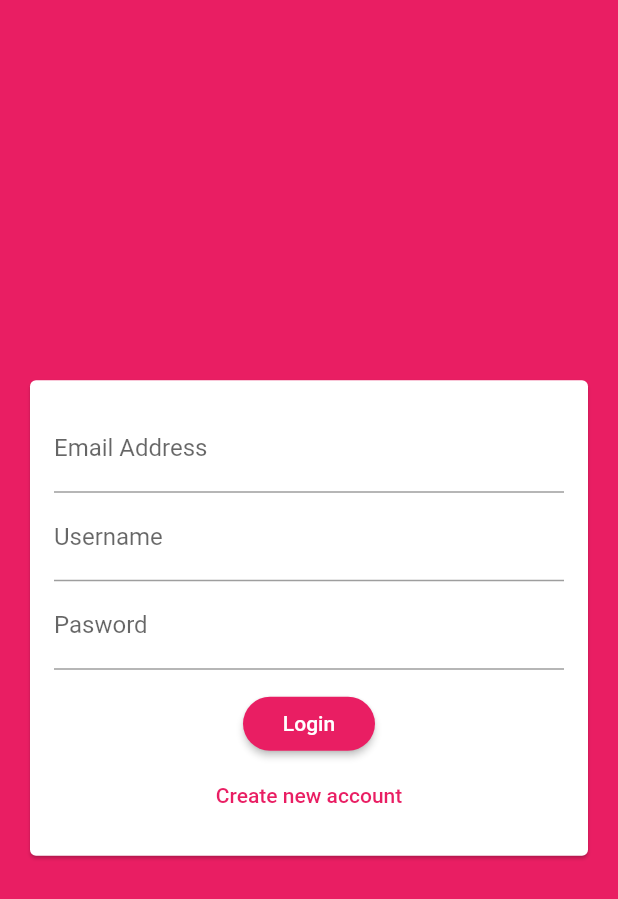
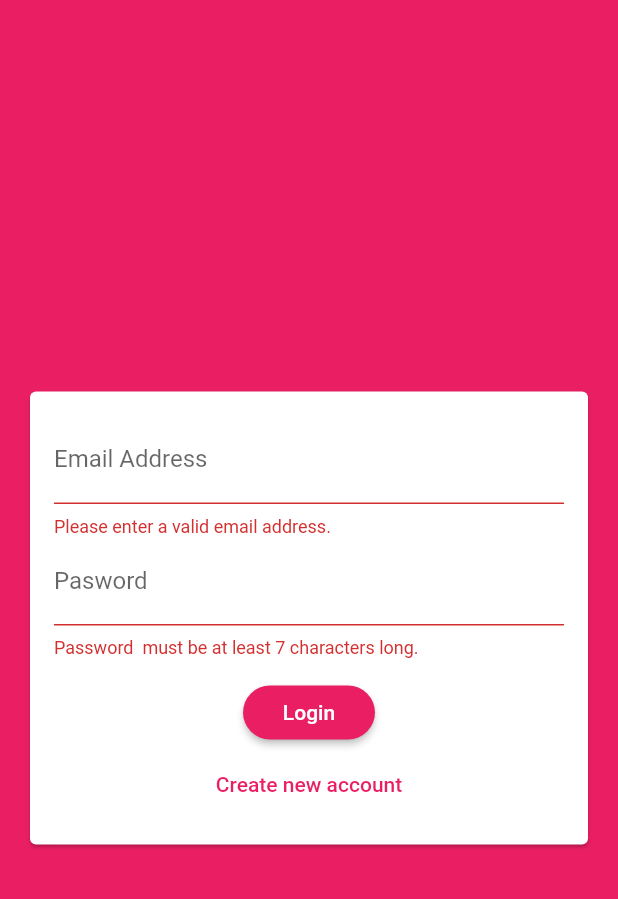
Before and after one commit to babyazalea/flutter_chat_app, a Flutter app: the screen it shows after launch, after a tap on "Login", on a phone screen of 412 x 824 dp. Shown: the top 899 px of the screen. Run offline on Flutter 3.47's test engine with Material 2 defaults, Android fonts, the phone set to English and light mode, and no system bars; our stand-ins replace cloud_firestore; accounts and stored records are empty.

Commit message:
prepare for submit form

```diff
--- a/lib/widgets/auth/auth_form.dart
+++ b/lib/widgets/auth/auth_form.dart
@@ -6,6 +6,24 @@ class AuthForm extends StatefulWidget {
 }
 
 class _AuthFormState extends State<AuthForm> {
+  final _formKey = GlobalKey<FormState>();
+  var _isLogin = true;
+  var _userEmail = '';
+  var _userName = '';
+  var _userPassword = '';
+
+  void _trySubmit() {
+    final isValid = _formKey.currentState.validate();
+    FocusScope.of(context).unfocus();
+
+    if (isValid) {
+      _formKey.currentState.save();
+      print(_userEmail);
+      print(_userName);
+      print(_userPassword);
+    }
+  }
+
   @override
   Widget build(BuildContext context) {
     return Center(
@@ -15,35 +33,75 @@ class _AuthFormState extends State<AuthForm> {
           child: Padding(
             padding: EdgeInsets.all(16),
             child: Form(
+              key: _formKey,
               child: Column(
                 mainAxisSize: MainAxisSize.min,
                 children: <Widget>[
                   TextFormField(
+                    key: ValueKey('email'),
+                    validator: (value) {
+                      if (value.isEmpty || !value.contains('@')) {
+                        return 'Please enter a valid email address.';
+                      }
+                      return null;
+                    },
                     keyboardType: TextInputType.emailAddress,
-                    decoration: InputDecoration(labelText: 'Email Address'),
+                    decoration: InputDecoration(
+                      labelText: 'Email Address',
+                    ),
+                    onSaved: (value) {
+                      _userEmail = value;
+                    },
                   ),
+                  if (!_isLogin)
+                    TextFormField(
+                      key: ValueKey('username'),
+                      validator: (value) {
+                        if (value.isEmpty || value.length < 4) {
+                          return 'Please enter at least 4 characters.';
+                        }
+                        return null;
+                      },
+                      decoration: InputDecoration(
+                        labelText: 'Username',
+                      ),
+                      onSaved: (value) {
+                        _userName = value;
+                      },
+                    ),
                   TextFormField(
-                    decoration: InputDecoration(
-                      labelText: 'Username',
-                    ),
-                  ),
-                  TextFormField(
+                    key: ValueKey('password'),
+                    validator: (value) {
+                      if (value.isEmpty || value.length < 7) {
+                        return 'Password  must be at least 7 characters long.';
+                      }
+                      return null;
+                    },
                     decoration: InputDecoration(
                       labelText: 'Pasword',
                     ),
                     obscureText: true,
+                    onSaved: (value) {
+                      _userPassword = value;
+                    },
                   ),
                   SizedBox(
                     height: 12,
                   ),
                   RaisedButton(
-                    onPressed: () {},
-                    child: Text('Login'),
+                    onPressed: _trySubmit,
+                    child: Text(_isLogin ? 'Login' : 'Signup'),
                   ),
                   FlatButton(
                     textColor: Theme.of(context).primaryColor,
-                    onPressed: () {},
-                    child: Text('Create new account'),
+                    onPressed: () {
+                      setState(() {
+                        _isLogin = !_isLogin;
+                      });
+                    },
+                    child: Text(_isLogin
+                        ? 'Create new account'
+                        : 'I already hava an account'),
                   )
                 ],
               ),
```
